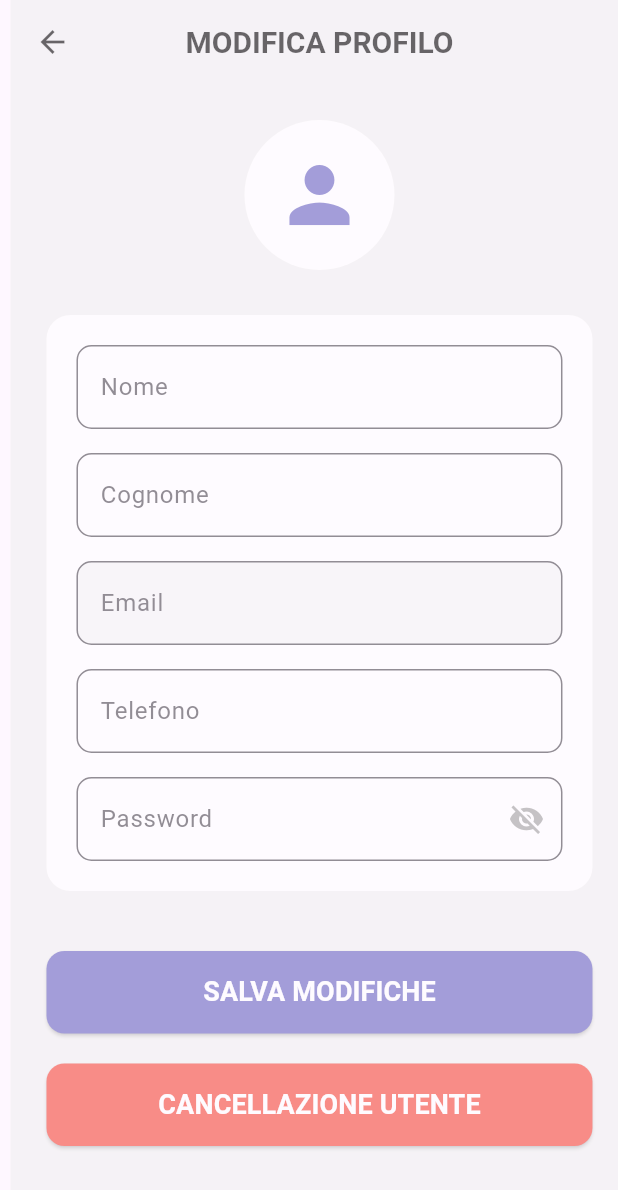
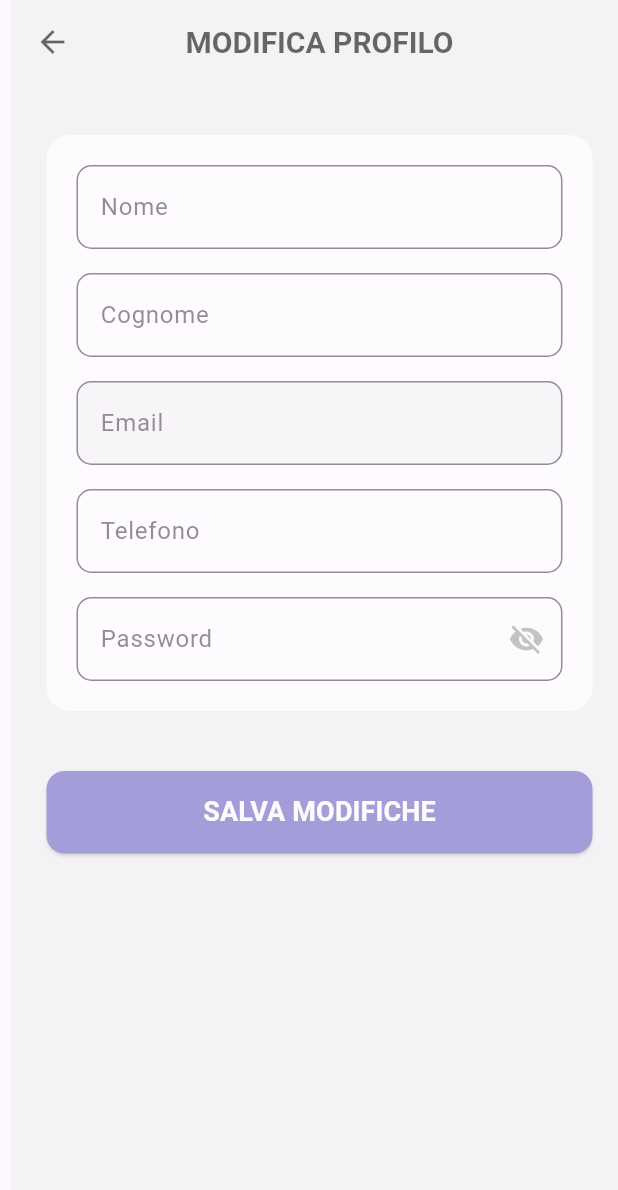
Before and after one commit to RoadGuardianGPS-IS/RoadGuardian-Client, a Flutter app: the RegisterPage screen opened directly, after a tap on "CONFERMA REGISTRAZIONE", on a phone screen of 412 x 824 dp. Shown: the top 1190 px of the screen. Run offline on Flutter 3.47's test engine with Material 3 defaults, Android fonts, the phone set to English and light mode, and no system bars; our stand-ins replace flutter_map, latlong2.

Commit message:
fix: first fix brunch
aggiornamento brunch errori

```diff
--- a/roadguardian_client/lib/features/gestione_profilo_utente/pages/cancellazione_profilo.dart
+++ /dev/null
@@ -1,213 +0,0 @@
-import 'package:flutter/material.dart';
-import 'package:roadguardian_client/features/gestione_profilo_utente/pages/register_page.dart';
-import '../models/user_model.dart';
-
-class CancellazioneProfiloPage extends StatefulWidget {
-  final UserModel user; // CORRETTO
-
-  const CancellazioneProfiloPage({super.key, required this.user});
-
-  @override
-  State<CancellazioneProfiloPage> createState() => _CancellazioneProfiloPageState();
-}
-
-class _CancellazioneProfiloPageState extends State<CancellazioneProfiloPage> {
-  late TextEditingController _nomeController;
-  late TextEditingController _cognomeController;
-  late TextEditingController _emailController;
-  late TextEditingController _telefonoController;
-  late TextEditingController _passwordController;
-
-  bool _obscurePassword = true;
-
-  @override
-  void initState() {
-    super.initState();
-
-    _nomeController = TextEditingController(text: widget.user.nome);
-    _cognomeController = TextEditingController(text: widget.user.cognome);
-    _emailController = TextEditingController(text: widget.user.email);
-    _telefonoController = TextEditingController(text: widget.user.numeroTelefono ?? '');
-    _passwordController = TextEditingController(text: widget.user.password ?? '');
-  }
-
-  @override
-  Widget build(BuildContext context) {
-    const Color customBackground = Color(0xFFF0F0F0);
-    const Color customPurple = Color(0xFF6561C0);
-
-    return Scaffold(
-      backgroundColor: customBackground,
-      appBar: AppBar(
-        title: const Text(
-          "MODIFICA PROFILO",
-          style: TextStyle(fontWeight: FontWeight.bold, fontSize: 20),
-        ),
-        centerTitle: true,
-        backgroundColor: Colors.transparent,
-        elevation: 0,
-        foregroundColor: Colors.black,
-      ),
-      body: SafeArea(
-        child: SingleChildScrollView(
-          padding: const EdgeInsets.all(24),
-          child: Column(
-            children: [
-              Center(
-                child: CircleAvatar(
-                  radius: 50,
-                  backgroundColor: Colors.white,
-                  child: Icon(Icons.person, size: 60, color: customPurple),
-                ),
-              ),
-              const SizedBox(height: 30),
-              Container(
-                padding: const EdgeInsets.all(20),
-                decoration: BoxDecoration(
-                    color: Colors.white,
-                    borderRadius: BorderRadius.circular(16)),
-                child: Column(
-                  children: [
-                    _buildTextField("Nome", _nomeController),
-                    const SizedBox(height: 16),
-                    _buildTextField("Cognome", _cognomeController),
-                    const SizedBox(height: 16),
-                    _buildTextField("Email", _emailController, readOnly: true),
-                    const SizedBox(height: 16),
-                    _buildTextField("Telefono", _telefonoController, isPhone: true),
-                    const SizedBox(height: 16),
-                    TextField(
-                      controller: _passwordController,
-                      obscureText: _obscurePassword,
-                      decoration: InputDecoration(
-                        labelText: "Password",
-                        border: OutlineInputBorder(
-                            borderRadius: BorderRadius.circular(10)),
-                        filled: true,
-                        fillColor: Colors.white,
-                        suffixIcon: IconButton(
-                          icon: Icon(
-                            _obscurePassword
-                                ? Icons.visibility_off
-                                : Icons.visibility,
-                            color: Colors.grey,
-                          ),
-                          onPressed: () {
-                            setState(() {
-                              _obscurePassword = !_obscurePassword;
-                            });
-                          },
-                        ),
-                      ),
-                    ),
-                  ],
-                ),
-              ),
-              const SizedBox(height: 40),
-
-              // BOTTONE SALVA MODIFICHE
-              SizedBox(
-                width: double.infinity,
-                height: 55,
-                child: ElevatedButton(
-                  onPressed: () {
-                    ScaffoldMessenger.of(context).showSnackBar(
-                      const SnackBar(
-                          content: Text("Modifiche salvate (Simulazione)")),
-                    );
-                  },
-                  style: ElevatedButton.styleFrom(
-                    backgroundColor: customPurple,
-                    shape: RoundedRectangleBorder(
-                        borderRadius: BorderRadius.circular(12)),
-                  ),
-                  child: const Text(
-                    "SALVA MODIFICHE",
-                    style: TextStyle(
-                        fontSize: 18,
-                        color: Colors.white,
-                        fontWeight: FontWeight.bold),
-                  ),
-                ),
-              ),
-
-              const SizedBox(height: 20),
-
-              // CANCELLAZIONE UTENTE
-              SizedBox(
-                width: double.infinity,
-                height: 55,
-                child: ElevatedButton(
-                  onPressed: () {
-                    showDialog(
-                      context: context,
-                      builder: (context) {
-                        return AlertDialog(
-                          title: const Text(
-                            "Conferma eliminazione",
-                            style: TextStyle(fontWeight: FontWeight.bold),
-                          ),
-                          content: const Text(
-                            "Sei sicuro di voler eliminare il tuo account? "
-                            "Questa azione è irreversibile.",
-                          ),
-                          actions: [
-                            TextButton(
-                              onPressed: () => Navigator.pop(context),
-                              child: const Text("Annulla"),
-                            ),
-                            TextButton(
-                              onPressed: () {
-                                Navigator.pop(context);
-                                Navigator.pushReplacement(
-                                  context,
-                                  MaterialPageRoute(
-                                      builder: (_) => const RegisterPage()),
-                                );
-                              },
-                              child: const Text(
-                                "Conferma",
-                                style: TextStyle(color: Colors.red),
-                              ),
-                            ),
-                          ],
-                        );
-                      },
-                    );
-                  },
-                  style: ElevatedButton.styleFrom(
-                    backgroundColor: Colors.red,
-                    shape: RoundedRectangleBorder(
-                        borderRadius: BorderRadius.circular(12)),
-                  ),
-                  child: const Text(
-                    "CANCELLAZIONE UTENTE",
-                    style: TextStyle(
-                        fontSize: 18,
-                        color: Colors.white,
-                        fontWeight: FontWeight.bold),
-                  ),
-                ),
-              ),
-            ],
-          ),
-        ),
-      ),
-    );
-  }
-
-  Widget _buildTextField(String label, TextEditingController controller,
-      {bool readOnly = false, bool isPhone = false}) {
-    return TextField(
-      controller: controller,
-      readOnly: readOnly,
-      keyboardType: isPhone ? TextInputType.phone : TextInputType.text,
-      decoration: InputDecoration(
-        labelText: label,
-        border: OutlineInputBorder(borderRadius: BorderRadius.circular(10)),
-        filled: true,
-        fillColor: readOnly ? Colors.grey[100] : Colors.white,
-      ),
-    );
-  }
-}
--- /dev/null
+++ b/roadguardian_client/lib/features/gestione_profilo_utente/pages/modifica_profilo_page.dart
@@ -0,0 +1,142 @@
+import 'package:flutter/material.dart';
+import 'package:roadguardian_client/features/gestione_profilo_utente/models/user_model.dart';
+
+class ModificaProfiloPage extends StatefulWidget {
+  final UserModel user;
+
+  const ModificaProfiloPage({super.key, required this.user});
+
+  @override
+  State<ModificaProfiloPage> createState() => ModificaProfiloPageState();
+}
+
+class ModificaProfiloPageState extends State<ModificaProfiloPage> {
+  late TextEditingController _nomeController;
+  late TextEditingController _cognomeController;
+  late TextEditingController _emailController;
+  late TextEditingController _telefonoController;
+  late TextEditingController _passwordController;
+
+  bool _obscurePassword = true;
+
+  @override
+  void initState() {
+    super.initState();
+    // Inizializzo i controller con i dati dell'utente passato
+    _nomeController = TextEditingController(text: widget.user.nome);
+    _cognomeController = TextEditingController(text: widget.user.cognome);
+    _emailController = TextEditingController(text: widget.user.email);
+    _telefonoController = TextEditingController(text: widget.user.numeroTelefono ?? '');
+    _passwordController = TextEditingController(text: widget.user.password ?? '');
+  }
+
+  @override
+  void dispose() {
+    _nomeController.dispose();
+    _cognomeController.dispose();
+    _emailController.dispose();
+    _telefonoController.dispose();
+    _passwordController.dispose();
+    super.dispose();
+  }
+
+  @override
+  Widget build(BuildContext context) {
+    const Color customBackground = Color(0xFFF0F0F0);
+    const Color customPurple = Color(0xFF6561C0);
+
+    return Scaffold(
+      backgroundColor: customBackground,
+      appBar: AppBar(
+        title: const Text("MODIFICA PROFILO", style: TextStyle(fontWeight: FontWeight.bold, fontSize: 20)),
+        centerTitle: true,
+        backgroundColor: Colors.transparent,
+        elevation: 0,
+        foregroundColor: Colors.black,
+      ),
+      body: SafeArea(
+        child: SingleChildScrollView(
+          padding: const EdgeInsets.all(24),
+          child: Column(
+            children: [
+              const SizedBox(height: 10),
+              Container(
+                padding: const EdgeInsets.all(20),
+                decoration: BoxDecoration(color: Colors.white, borderRadius: BorderRadius.circular(16)),
+                child: Column(
+                  children: [
+                    _buildTextField("Nome", _nomeController),
+                    const SizedBox(height: 16),
+                    _buildTextField("Cognome", _cognomeController),
+                    const SizedBox(height: 16),
+                    _buildTextField("Email", _emailController, readOnly: true),
+                    const SizedBox(height: 16),
+                    _buildTextField("Telefono", _telefonoController, isPhone: true),
+                    const SizedBox(height: 16),
+                    TextField(
+                      controller: _passwordController,
+                      obscureText: _obscurePassword,
+                      decoration: InputDecoration(
+                        labelText: "Password",
+                        border: OutlineInputBorder(borderRadius: BorderRadius.circular(10)),
+                        filled: true,
+                        fillColor: Colors.white,
+                        suffixIcon: IconButton(
+                          icon: Icon(
+                            _obscurePassword ? Icons.visibility_off : Icons.visibility,
+                            color: Colors.grey,
+                          ),
+                          onPressed: () {
+                            setState(() {
+                              _obscurePassword = !_obscurePassword;
+                            });
+                          },
+                        ),
+                      ),
+                    ),
+                  ],
+                ),
+              ),
+              const SizedBox(height: 40),
+              SizedBox(
+                width: double.infinity,
+                height: 55,
+                child: ElevatedButton(
+                  onPressed: () {
+                    // qui puoi integrare la logica di salvataggio reale
+                    ScaffoldMessenger.of(context).showSnackBar(
+                      const SnackBar(content: Text("Modifiche salvate (Simulazione)")),
+                    );
+                    // torno indietro alla pagina precedente
+                    Future.delayed(const Duration(milliseconds: 400), () {
+                      if (mounted) Navigator.pop(context);
+                    });
+                  },
+                  style: ElevatedButton.styleFrom(
+                    backgroundColor: customPurple,
+                    shape: RoundedRectangleBorder(borderRadius: BorderRadius.circular(12)),
+                  ),
+                  child: const Text("SALVA MODIFICHE", style: TextStyle(fontSize: 18, color: Colors.white, fontWeight: FontWeight.bold)),
+                ),
+              ),
+            ],
+          ),
+        ),
+      ),
+    );
+  }
+
+  Widget _buildTextField(String label, TextEditingController controller, {bool readOnly = false, bool isPhone = false}) {
+    return TextField(
+      controller: controller,
+      readOnly: readOnly,
+      keyboardType: isPhone ? TextInputType.phone : TextInputType.text,
+      decoration: InputDecoration(
+        labelText: label,
+        border: OutlineInputBorder(borderRadius: BorderRadius.circular(10)),
+        filled: true,
+        fillColor: readOnly ? Colors.grey[100] : Colors.white,
+      ),
+    );
+  }
+}
--- a/roadguardian_client/lib/features/gestione_profilo_utente/pages/register_page.dart
+++ b/roadguardian_client/lib/features/gestione_profilo_utente/pages/register_page.dart
@@ -1,5 +1,5 @@
 import 'package:flutter/material.dart';
-import 'package:roadguardian_client/features/gestione_profilo_utente/pages/cancellazione_profilo.dart';
+import 'package:roadguardian_client/features/gestione_profilo_utente/pages/modifica_profilo_page.dart';
 import 'package:roadguardian_client/services/api/mock_service.dart';
 import 'package:roadguardian_client/features/gestione_profilo_utente/models/user_model.dart';
 
@@ -74,10 +74,11 @@ class _RegisterPageState extends State<RegisterPage> {
       SnackBar(content: Text('Utente ${newUser.nome} registrato!')),
     );
 
+    // <-- CORREZIONE: uso ModificaProfiloPage (classe importata)
     Navigator.pushReplacement(
       context,
       MaterialPageRoute(
-        builder: (_) => CancellazioneProfiloPage(user: newUser),
+        builder: (_) => ModificaProfiloPage(user: newUser),
       ),
     );
   }
@@ -206,8 +207,6 @@ class _RegisterPageState extends State<RegisterPage> {
                 itemCount: users.length,
                 itemBuilder: (context, index) {
                   final user = users[index];
-                  // user.nome, user.cognome e user.email sono non-nullable per come è definita la UserModel
-                  // user.numeroTelefono rimane opzionale: uso ?? '' per sicurezza
                   return ListTile(
                     title: Text('${user.nome} ${user.cognome}'),
                     subtitle: Text('${user.email} • ${user.numeroTelefono ?? ""}'),
```
